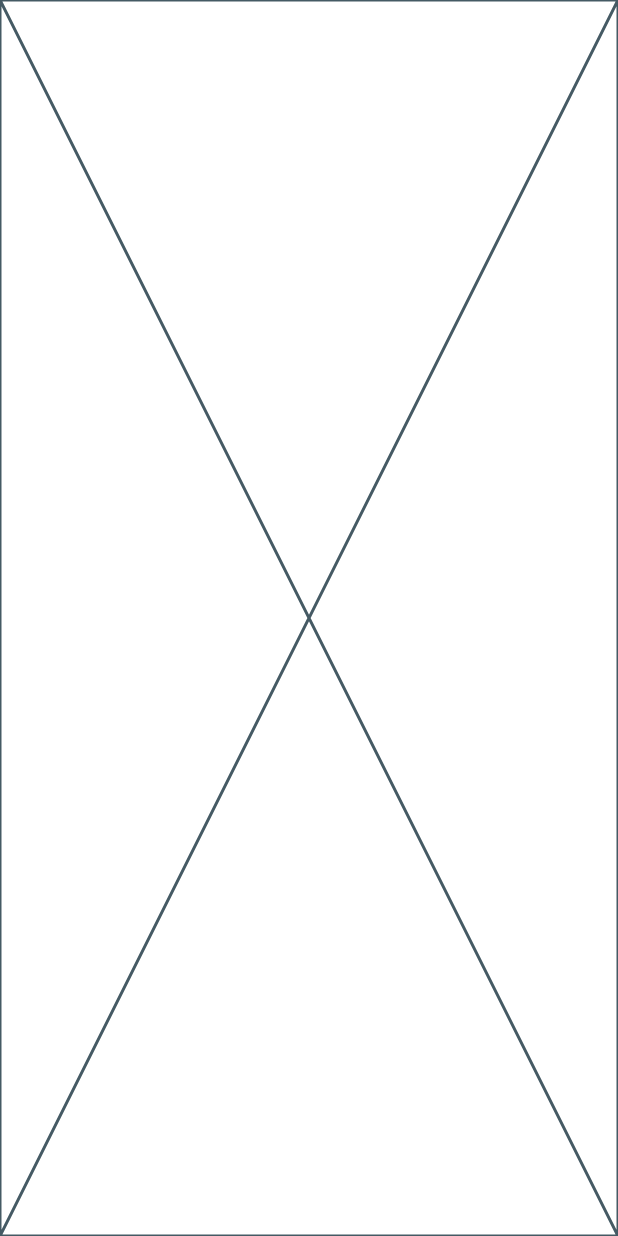
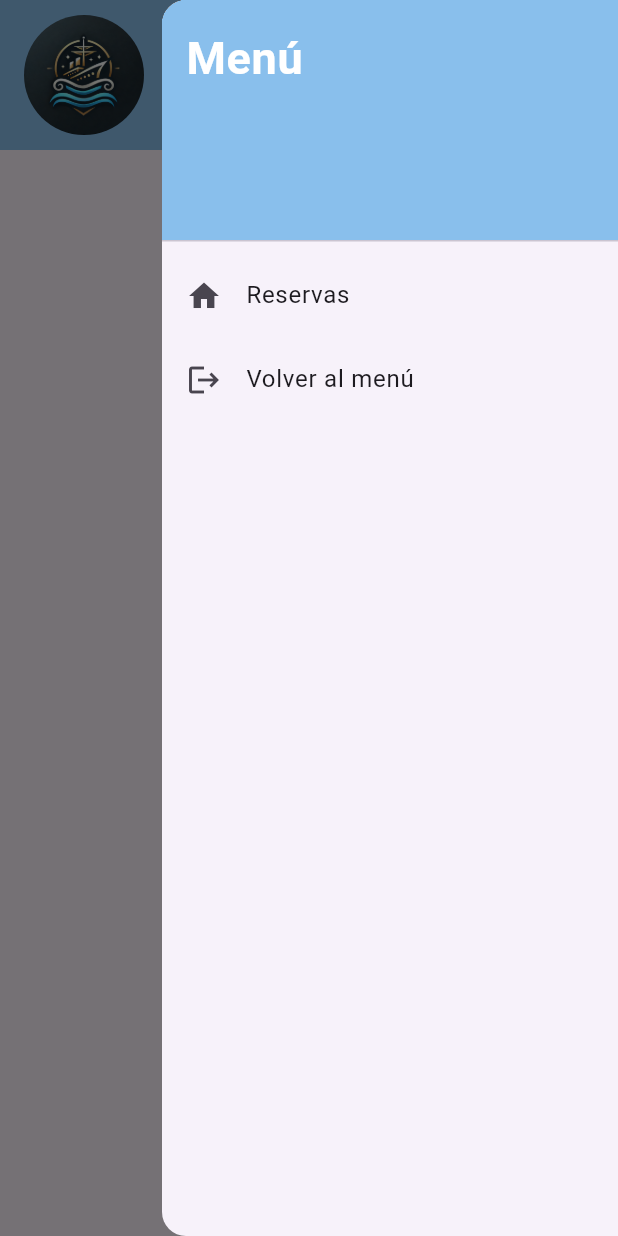
Before and after one commit to KilianGonzalez/ProyectoAppBarcos, a Flutter app: the screen it shows after launch, with the side drawer open (before the commit the screen has no drawer), on a phone screen of 412 x 824 dp. Run offline on Flutter 3.47's test engine with Material 3 defaults, Android fonts, the phone set to English and light mode, and no system bars.

Commit message:
Appbar+Drawer

```diff
--- a/lib/components/appbar.dart
+++ b/lib/components/appbar.dart
@@ -0,0 +1,26 @@
+import 'package:flutter/material.dart';
+
+class AppbarP extends StatelessWidget implements PreferredSizeWidget {
+  const AppbarP({super.key});
+
+  @override
+  Widget build(BuildContext context) {
+    return AppBar(
+      backgroundColor: const Color.fromARGB(255, 137, 191, 236), // Cambia el color del fondo
+      toolbarHeight: 100.0, // Aumenta el tamaño del AppBar
+      title: Row(
+        mainAxisAlignment: MainAxisAlignment.spaceBetween,
+        children: [
+          ClipOval(
+            child: Image.asset('lib/assets/logo.png', height: 80, width: 80, fit: BoxFit.cover),
+          ),
+          const Text('NaviLux', style: TextStyle(fontWeight: FontWeight.bold, fontSize: 60, color: Colors.white)),
+          const SizedBox(width: 1,)
+        ],
+      ),
+    );
+  }
+
+  @override
+  Size get preferredSize => const Size.fromHeight(100.0);
+}
--- /dev/null
+++ b/lib/components/drawerpers.dart
@@ -0,0 +1,43 @@
+import 'package:flutter/material.dart';
+
+class Drawerpers extends StatelessWidget {
+  const Drawerpers({super.key});
+
+  @override
+  Widget build(BuildContext context) {
+    return
+       Drawer(
+        child: ListView(
+          padding: EdgeInsets.zero,
+          children: [
+            const DrawerHeader(
+              decoration: BoxDecoration(
+                color: Color.fromARGB(255, 137, 191, 236),
+              ),
+              child: Text(
+                'Menú',
+                style: TextStyle(color: Colors.white, fontSize: 30, fontWeight: FontWeight.bold),
+              ),
+            ),
+            // Opciones del Drawer
+            ListTile(
+              leading: const Icon(Icons.home),
+              title: const Text('Reservas'),
+              onTap: () {
+                // Acción cuando se selecciona "Inicio"
+                Navigator.of(context).pop(); // Cierra el Drawer
+              },
+            ),
+            ListTile(
+              leading: const Icon(Icons.logout),
+              title: const Text('Volver al menú'),
+              onTap: () {
+                // Acción cuando se selecciona "Cerrar sesión"
+                Navigator.of(context).pop(); // Cierra el Drawer
+              },
+            ),
+          ],
+        ),
+      );
+  }
+}
--- a/lib/main.dart
+++ b/lib/main.dart
@@ -11,6 +11,7 @@ class MainApp extends StatelessWidget {
   @override
   Widget build(BuildContext context) {
     return const MaterialApp(
+      debugShowCheckedModeBanner: false,
       home: Paginaprincipal(),
     );
   }
--- a/lib/pages/paginaprincipal.dart
+++ b/lib/pages/paginaprincipal.dart
@@ -1,15 +1,15 @@
 import 'package:flutter/material.dart';
+import 'package:proyectoappbarcos/components/appbar.dart';
+import 'package:proyectoappbarcos/components/drawerpers.dart';
 
-class Paginaprincipal extends StatefulWidget {
+class Paginaprincipal extends StatelessWidget {
   const Paginaprincipal({super.key});
 
   @override
-  State<Paginaprincipal> createState() => _PaginaprincipalState();
-}
-
-class _PaginaprincipalState extends State<Paginaprincipal> {
-  @override
   Widget build(BuildContext context) {
-    return const Placeholder();
+    return Scaffold(
+      appBar: AppbarP(),
+      endDrawer: Drawerpers(),
+    );
   }
 }
--- a/pubspec.yaml
+++ b/pubspec.yaml
@@ -17,3 +17,5 @@ dev_dependencies:
 
 flutter:
   uses-material-design: true
+  assets:
+    - lib/assets/
```
Also changed, not shown: lib/assets/logo.png (added), lib/pages/g.dart (added).
